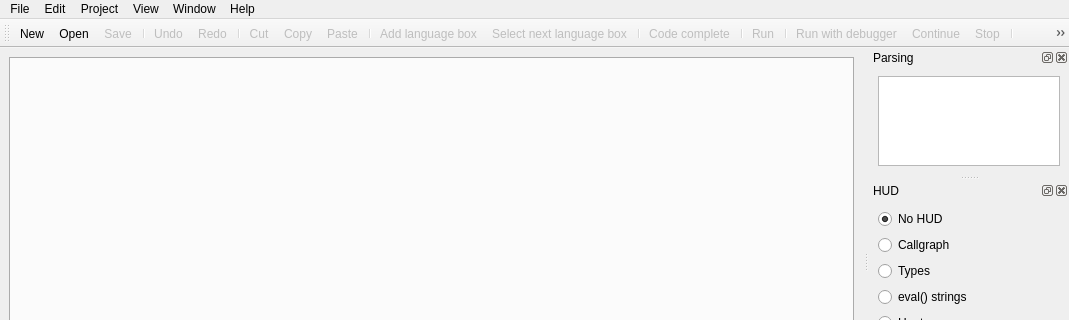
softdevteam/eco, file lib/eco/gui/gui.ui: the form before one commit; both pictures show x 0 to 1069 and y 0 to 320 of the 1069 by 737 pixel window.
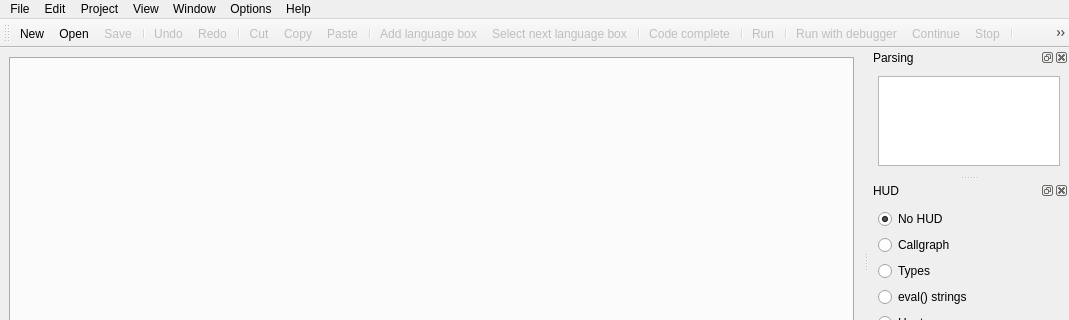
The form after the commit. Icons and pictures are not drawn.

Commit message:
Add options to turn on/off automatic language boxes
Default: Detection ON; Insertion OFF

The edit to the form file:
```diff
--- a/lib/eco/gui/gui.ui
+++ b/lib/eco/gui/gui.ui
@@ -46,7 +46,7 @@
      <x>0</x>
      <y>0</y>
      <width>1069</width>
-     <height>23</height>
+     <height>17</height>
     </rect>
    </property>
    <widget class="QMenu" name="menuFile">
@@ -147,11 +147,25 @@
      <string>Window</string>
     </property>
    </widget>
+   <widget class="QMenu" name="menuOptions">
+    <property name="title">
+     <string>Options</string>
+    </property>
+    <widget class="QMenu" name="menuAutomatic_language_boxes">
+     <property name="title">
+      <string>Automatic language boxes</string>
+     </property>
+     <addaction name="actionAutolboxFind"/>
+     <addaction name="actionAutolboxInsert"/>
+    </widget>
+    <addaction name="menuAutomatic_language_boxes"/>
+   </widget>
    <addaction name="menuFile"/>
    <addaction name="menuEdit"/>
    <addaction name="menuPoject"/>
    <addaction name="menuView"/>
    <addaction name="menuWindow"/>
+   <addaction name="menuOptions"/>
    <addaction name="menuInfo"/>
   </widget>
   <widget class="QToolBar" name="toolBar">
```
Left out of the diff: 94 changed lines with no effect on the pictures. The commit also changes 3 other files.
